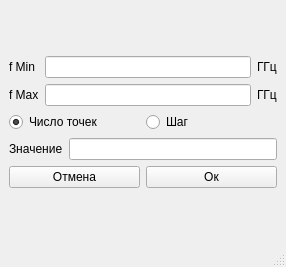
First picture: the form in freqssettings.ui, repository aleksejkvasnikov/dcad, before the edit.
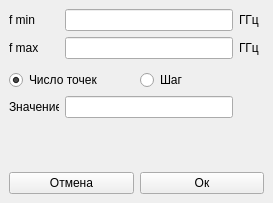
Second picture: the form after the edit.

The edit to the form file:
```diff
--- a/freqssettings.ui
+++ b/freqssettings.ui
@@ -6,40 +6,79 @@
    <rect>
     <x>0</x>
     <y>0</y>
-    <width>286</width>
-    <height>267</height>
+    <width>273</width>
+    <height>203</height>
    </rect>
   </property>
   <property name="windowTitle">
-   <string>Дипазон частот</string>
+   <string>Диапазон частот</string>
   </property>
   <widget class="QWidget" name="centralwidget">
    <layout class="QVBoxLayout" name="verticalLayout_2">
     <item>
      <layout class="QVBoxLayout" name="verticalLayout">
+      <property name="spacing">
+       <number>6</number>
+      </property>
       <item>
        <layout class="QGridLayout" name="gridLayout">
         <item row="0" column="0">
          <widget class="QLabel" name="fMinLabel">
+          <property name="minimumSize">
+           <size>
+            <width>50</width>
+            <height>0</height>
+           </size>
+          </property>
+          <property name="maximumSize">
+           <size>
+            <width>50</width>
+            <height>16777215</height>
+           </size>
+          </property>
           <property name="text">
-           <string>f Min</string>
+           <string>f min</string>
           </property>
          </widget>
         </item>
         <item row="0" column="1">
          <widget class="QLineEdit" name="fMinEdit"/>
         </item>
-        <item row="0" column="2">
-         <widget class="QLabel" name="fMinUnitsLabel">
-          <property name="text">
-           <string>ГГц</string>
-          </property>
-         </widget>
-        </item>
         <item row="1" column="0">
          <widget class="QLabel" name="fMaxLabel">
+          <property name="minimumSize">
+           <size>
+            <width>50</width>
+            <height>0</height>
+           </size>
+          </property>
+          <property name="maximumSize">
+           <size>
+            <width>50</width>
+            <height>16777215</height>
+           </size>
+          </property>
           <property name="text">
-           <string>f Max</string>
+           <string>f max</string>
+          </property>
+         </widget>
+        </item>
+        <item row="0" column="2">
+         <widget class="QLabel" name="fMinUnitsLabel">
+          <property name="minimumSize">
+           <size>
+            <width>25</width>
+            <height>0</height>
+           </size>
+          </property>
+          <property name="maximumSize">
+           <size>
+            <width>25</width>
+            <height>16777215</height>
+           </size>
+          </property>
+          <property name="text">
+           <string>ГГц</string>
           </property>
          </widget>
         </item>
@@ -48,6 +87,18 @@
         </item>
         <item row="1" column="2">
          <widget class="QLabel" name="fMaxUnitsLabel">
+          <property name="minimumSize">
+           <size>
+            <width>25</width>
+            <height>0</height>
+           </size>
+          </property>
+          <property name="maximumSize">
+           <size>
+            <width>25</width>
+            <height>16777215</height>
+           </size>
+          </property>
           <property name="text">
            <string>ГГц</string>
           </property>
@@ -55,6 +106,22 @@
         </item>
        </layout>
       </item>
+      <item>
+       <spacer name="verticalSpacer_3">
+        <property name="orientation">
+         <enum>Qt::Vertical</enum>
+        </property>
+        <property name="sizeType">
+         <enum>QSizePolicy::Fixed</enum>
+        </property>
+        <property name="sizeHint" stdset="0">
+         <size>
+          <width>20</width>
+          <height>5</height>
+         </size>
+        </property>
+       </spacer>
+      </item>
       <item>
        <layout class="QHBoxLayout" name="horizontalLayout">
         <item>
@@ -80,6 +147,18 @@
        <layout class="QHBoxLayout" name="horizontalLayout_2">
         <item>
          <widget class="QLabel" name="valueLabel">
+          <property name="minimumSize">
+           <size>
+            <width>50</width>
+            <height>0</height>
+           </size>
+          </property>
+          <property name="maximumSize">
+           <size>
+            <width>50</width>
+            <height>16777215</height>
+           </size>
+          </property>
           <property name="text">
            <string>Значение</string>
           </property>
@@ -88,8 +167,56 @@
         <item>
          <widget class="QLineEdit" name="valueEdit"/>
         </item>
+        <item>
+         <widget class="QLabel" name="label">
+          <property name="minimumSize">
+           <size>
+            <width>25</width>
+            <height>0</height>
+           </size>
+          </property>
+          <property name="maximumSize">
+           <size>
+            <width>25</width>
+            <height>16777215</height>
+           </size>
+          </property>
+          <property name="text">
+           <string/>
+          </property>
+         </widget>
+        </item>
        </layout>
       </item>
+      <item>
+       <spacer name="verticalSpacer">
+        <property name="orientation">
+         <enum>Qt::Vertical</enum>
+        </property>
+        <property name="sizeHint" stdset="0">
+         <size>
+          <width>20</width>
+          <height>40</height>
+         </size>
+        </property>
+       </spacer>
+      </item>
+      <item>
+       <spacer name="verticalSpacer_2">
+        <property name="orientation">
+         <enum>Qt::Vertical</enum>
+        </property>
+        <property name="sizeType">
+         <enum>QSizePolicy::Fixed</enum>
+        </property>
+        <property name="sizeHint" stdset="0">
+         <size>
+          <width>10</width>
+          <height>20</height>
+         </size>
+        </property>
+       </spacer>
+      </item>
       <item>
        <layout class="QHBoxLayout" name="horizontalLayout_3">
         <item>
@@ -117,12 +244,11 @@
     <rect>
      <x>0</x>
      <y>0</y>
-     <width>286</width>
+     <width>273</width>
      <height>21</height>
     </rect>
    </property>
   </widget>
-  <widget class="QStatusBar" name="statusbar"/>
  </widget>
  <resources/>
  <connections/>
```
